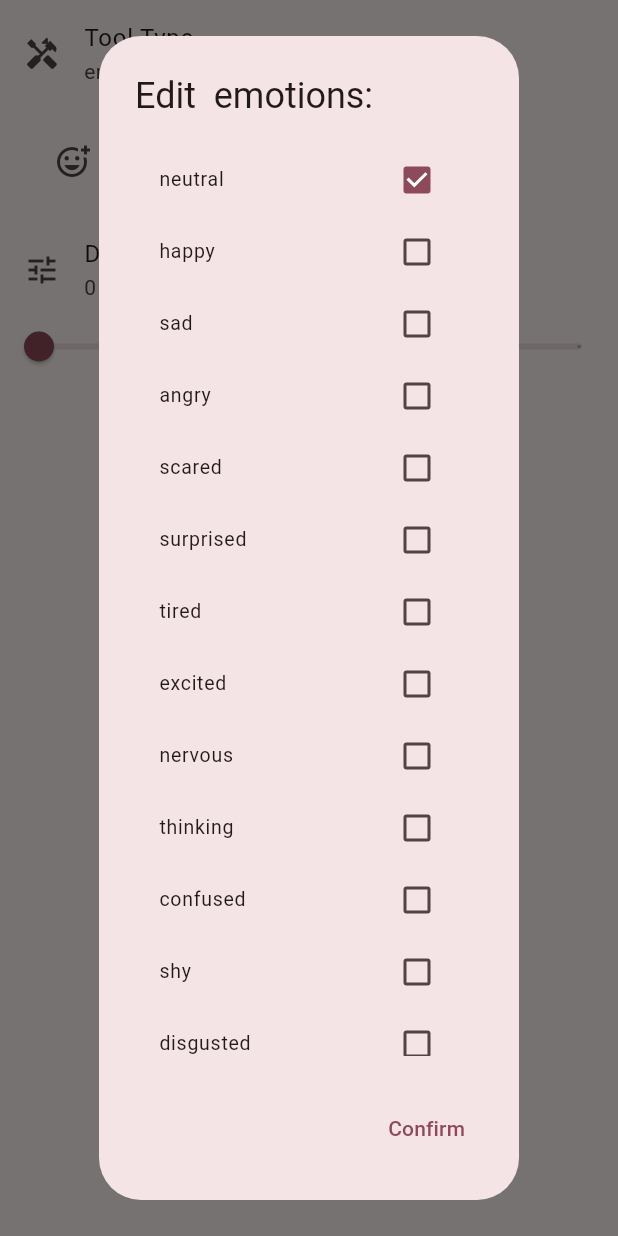
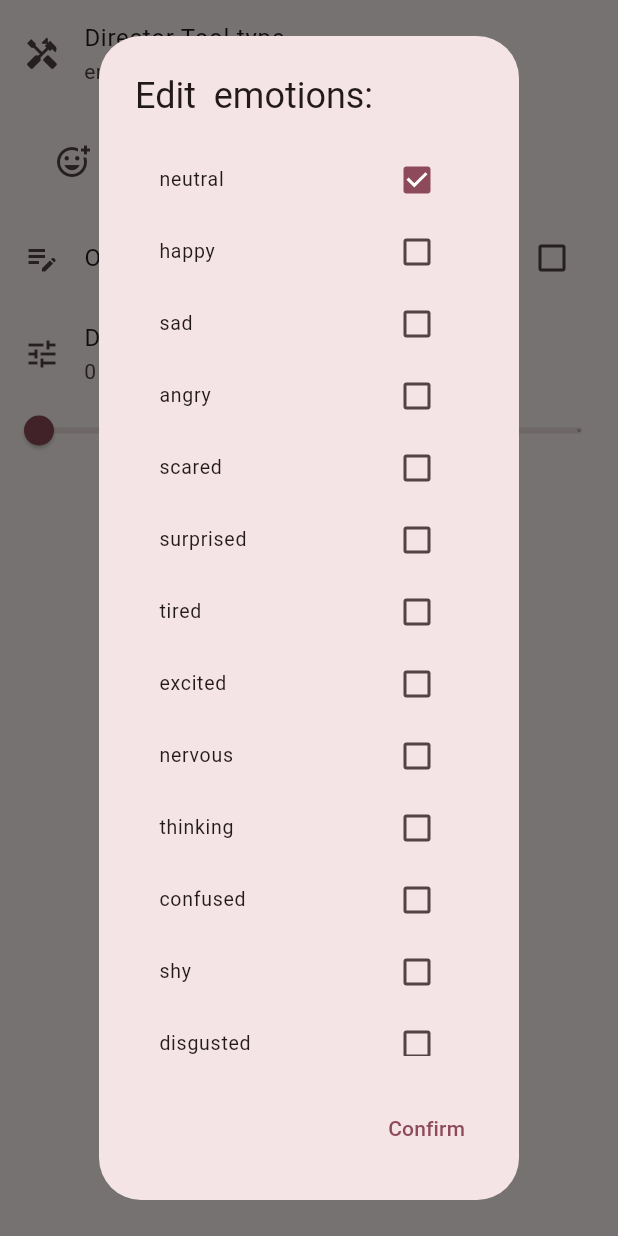
Before and after one commit to Exception0x0194/NAI-Generator-Flutter, a Flutter app: the DirectorToolScreen screen opened directly, after a tap on "Emotion", on a phone screen of 412 x 824 dp. Run offline on Flutter 3.47's test engine with Material 3 defaults, Android fonts, the light colour scheme and no system bars; our stand-ins replace another_flushbar, device_info_plus, file_picker, hive, image_picker, package_info_plus and 1 more; missing offline and left inert: gzip, image_size_getter, saver_gallery, universal_html; accounts and stored records are empty.

Commit message:
添加了其余的 director tools 选项；改进了生成图片详细信息的显示内容

```diff
--- a/lib/l10n/intl_en.arb
+++ b/lib/l10n/intl_en.arb
@@ -91,6 +91,7 @@
     "enhance_override_prompts": "Overwrite random prompts",
     "enhance_override_smea": "Forcely use SMEA settings",
     "i2i_conifgs_set": "Image to image configs set.",
+    "director_tool_type": "Director Tool type",
     "succeed": "succeed",
     "failed": "failed",
     "enabled": "Enabled",
--- a/lib/l10n/intl_zh_CN.arb
+++ b/lib/l10n/intl_zh_CN.arb
@@ -90,6 +90,7 @@
     "enhance_override_prompts": "以图片 prompt 覆盖随机 prompt",
     "enhance_override_smea": "强行使用设置中的 SMEA 参数",
     "i2i_conifgs_set": "已设置图生图参数",
+    "director_tool_type": "工具类型",
     "succeed": "成功",
     "failed": "失败",
     "enabled": "启用",
--- a/lib/models/director_tool_config.dart
+++ b/lib/models/director_tool_config.dart
@@ -9,7 +9,14 @@ class DirectorToolConfig {
   int width = 0;
   int height = 0;
 
+  bool overrideEnabled = false;
+  String overridePrompt = "";
+
   int defry = 0;
+
+  bool get withPrompt {
+    return ['colorize', 'emotion'].contains(type);
+  }
 
   Map<String, dynamic> toJson() {
     return {
@@ -19,20 +26,33 @@ class DirectorToolConfig {
       "width": width,
       "height": height,
       "image": imageB64,
+      "override_enabled": overrideEnabled,
+      "override_prompt": overridePrompt,
     };
   }
 
   Map<String, dynamic> getPayload() {
+    if (withPrompt) {
+      var prompt = type == "emotion"
+          ? "${emotions[Random().nextInt(emotions.length)]};;"
+          : "";
+      if (overrideEnabled) prompt += overridePrompt;
       return {
         "req_type": type,
-      "prompt": type == "emotion"
-          ? "${emotions[Random().nextInt(emotions.length)]};;"
-          : "",
+        "prompt": prompt,
         "defry": defry,
         "width": width,
         "height": height,
         "image": imageB64,
       };
+    } else {
+      return {
+        "req_type": type,
+        "width": width,
+        "height": height,
+        "image": imageB64,
+      };
+    }
   }
 
   DirectorToolConfig(
--- a/lib/screens/director_tool_screen.dart
+++ b/lib/screens/director_tool_screen.dart
@@ -38,6 +38,22 @@ class DirectorToolScreen extends StatefulWidget {
     'hurt',
     'playful'
   ];
+  final toolTypes = [
+    'bg-removal',
+    'lineart',
+    'sketch',
+    'colorize',
+    'emotion',
+    'declutter',
+  ];
+  final displayedToolTypes = [
+    'Remove BG',
+    'Line Art',
+    'Sketch',
+    'Colorize',
+    'Emotion',
+    'Declutter',
+  ];
 
   @override
   State<StatefulWidget> createState() => DirectorToolScreenState();
@@ -51,22 +67,24 @@ class DirectorToolScreenState extends State<DirectorToolScreen> {
     return Scaffold(
       body: ListView(children: [
         _buildTypeSelectionTile(),
-        _buildDefryTile(),
+        if (widget.config.withPrompt) ...[
+          _buildPromptTile(),
+          _buildDefryTile()
+        ],
         _buildImageTile(),
       ]),
     );
   }
 
   Widget _buildTypeSelectionTile() {
-    const toolTypes = ['colorize', 'emotion'];
-
     return Column(children: [
       // Tool type selection
       SelectableListTile(
-          title: 'Tool Type',
+          title: S.of(context).director_tool_type,
           leading: const Icon(Icons.handyman),
           currentValue: widget.config.type,
-          options: toolTypes,
+          options: widget.toolTypes,
+          options_text: widget.displayedToolTypes,
           onSelectComplete: (value) => setState(() {
                 widget.config.type = value;
               })),
@@ -209,4 +227,29 @@ class DirectorToolScreenState extends State<DirectorToolScreen> {
         subtitle: Text(widget.config.emotions.join(', ')),
         onTap: () => showEmotionSelectionDialog());
   }
+
+  Widget _buildPromptTile() {
+    return Column(
+      children: [
+        CheckboxListTile(
+            title: Text(S.of(context).override_random_prompts),
+            secondary: const Icon(Icons.edit_note),
+            value: widget.config.overrideEnabled,
+            onChanged: (value) => setState(() {
+                  widget.config.overrideEnabled = value!;
+                })),
+        widget.config.overrideEnabled
+            ? Padding(
+                padding: const EdgeInsets.only(left: 20),
+                child: EditableListTile(
+                    title: S.of(context).override_prompt,
+                    currentValue: widget.config.overridePrompt,
+                    confirmOnSubmit: true,
+                    onEditComplete: (value) => setState(() {
+                          widget.config.overridePrompt = value;
+                        })))
+            : const SizedBox.shrink()
+      ],
+    );
+  }
 }
--- a/lib/widgets/generation_info_widget.dart
+++ b/lib/widgets/generation_info_widget.dart
@@ -130,7 +130,8 @@ class GenerationInfoWidget extends StatelessWidget {
                           copyToClipboard(item.value.toString());
                           Navigator.of(context)
                               .pop(); // Optional: close the dialog after copying
-                          showInfoBar(context, 'Copied $key to clipboard.');
+                          showInfoBar(
+                              context, 'Copied ${item.key} to clipboard.');
                         },
                       ),
                     ),
--- a/pubspec.yaml
+++ b/pubspec.yaml
@@ -17,7 +17,7 @@ publish_to: 'none' # Remove this line if you wish to publish to pub.dev
 # https://developer.apple.com/library/archive/documentation/General/Reference/InfoPlistKeyReference/Articles/CoreFoundationKeys.html
 # In Windows, build-name is used as the major, minor, and patch parts
 # of the product and file versions while build-number is used as the build suffix.
-version: 0.5.1
+version: 0.5.2
 
 environment:
   sdk: '>=3.3.4 <4.0.0'
```
Also changed, not shown: lib/models/info_manager.dart (+12 -3 lines), lib/widgets/i2i_config_widget.dart (+5 -4 lines), lib/generated/intl/messages_en.dart, lib/generated/intl/messages_zh_CN.dart, lib/generated/l10n.dart. Lines whose indentation alone changed are shown as unchanged.
